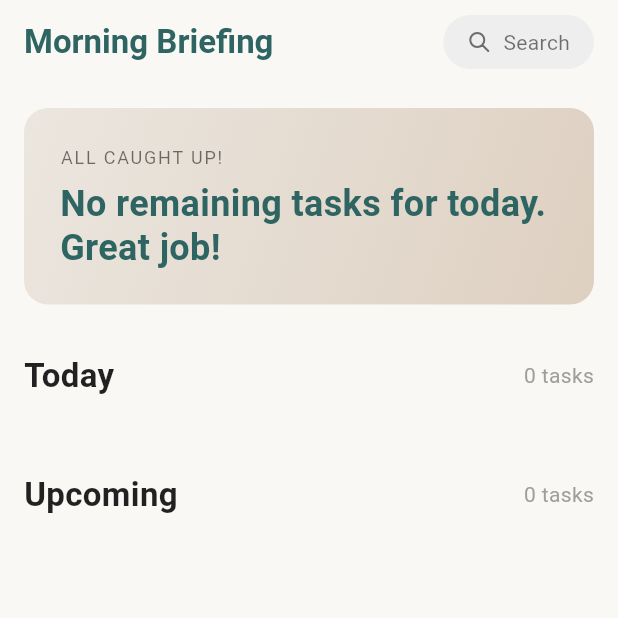
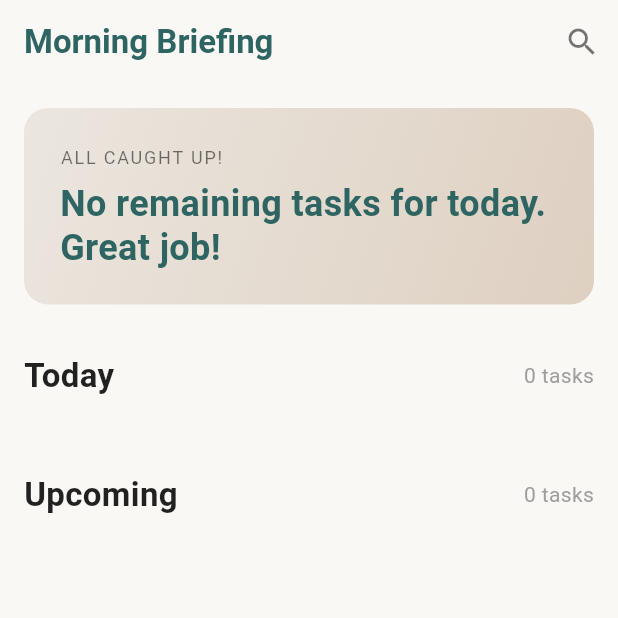
Before and after one commit to Itsharshitgoat/taskMaster, a Flutter app: the screen it shows after launch, on a phone screen of 412 x 824 dp, the top half of it. Run offline on Flutter 3.47's test engine with Material 3 defaults, Android fonts, the phone set to English and light mode, and no system bars; drawn by our look-alikes of flutter_animate; our stand-ins replace flutter_svg, image_picker, screenshot, share_plus, shared_preferences, sqflite; accounts and stored records are empty.

Commit message:
Implement UI refinements, fluid animations, inline search, and a detailed README
1. Set application strictly to Edge-to-Edge display with transparent system navigation bars.
2. Refactored `HomeScreen` search functionality from a bottom sheet to an inline, animated search bar with live results.
3. Added `flutter_animate` dependency and integrated fluid animations across list items and search interactions.
4. Corrected logic to delete user categories on long press.
5. Adjusted `ProfileScreen` layout to ensure equal-width stat boxes and sufficient bottom padding for scrolling.
6. Rewrote `README.md` to be an extensive guide on the app's architecture and customization paths.

Co-authored-by: Itsharshitgoat <200472906+Itsharshitgoat@users.noreply.github.com>

```diff
--- a/lib/screens/home_screen.dart
+++ b/lib/screens/home_screen.dart
@@ -8,6 +8,7 @@ import '../widgets/search_bottom_sheet.dart';
 import 'add_task_screen.dart';
 import 'profile_screen.dart';
 import 'package:flutter_svg/flutter_svg.dart';
+import 'package:flutter_animate/flutter_animate.dart';
 
 class HomeScreen extends StatefulWidget {
   const HomeScreen({Key? key}) : super(key: key);
@@ -17,10 +18,19 @@ class HomeScreen extends StatefulWidget {
 }
 
 class _HomeScreenState extends State<HomeScreen> {
+  bool _isSearching = false;
+  final TextEditingController _searchController = TextEditingController();
+
   @override
   void initState() {
     super.initState();
     Future.microtask(() => context.read<TaskProvider>().loadTasks());
+  }
+
+  @override
+  void dispose() {
+    _searchController.dispose();
+    super.dispose();
   }
 
   @override
@@ -32,44 +42,78 @@ class _HomeScreenState extends State<HomeScreen> {
       backgroundColor: Theme.of(context).scaffoldBackgroundColor,
       appBar: AppBar(
         elevation: 0,
-        title: Text(
+        title: _isSearching
+            ? TextField(
+                controller: _searchController,
+                autofocus: true,
+                style: TextStyle(color: textColor),
+                decoration: InputDecoration(
+                  hintText: 'Search tasks...',
+                  hintStyle: TextStyle(color: isDark ? Colors.white54 : Colors.black54),
+                  border: InputBorder.none,
+                ),
+                onChanged: (val) {
+                  context.read<TaskProvider>().searchTasks(val);
+                },
+              ).animate().fadeIn(duration: const Duration(milliseconds: 300))
+            : Text(
                 'Morning Briefing',
                 style: TextStyle(
                   color: isDark ? const Color(0xFF4FA8A4) : const Color(0xFF2E6562),
                   fontSize: 22,
                   fontWeight: FontWeight.bold,
                 ),
+              ).animate().fadeIn(duration: const Duration(milliseconds: 300)),
+        actions: [
+          IconButton(
+            icon: Icon(
+              _isSearching ? Icons.close : Icons.search,
+              color: isDark ? Colors.white70 : Colors.black54,
             ),
-        actions: [
-          GestureDetector(
-            onTap: () {
-              showModalBottomSheet(
-                context: context,
-                isScrollControlled: true,
-                backgroundColor: Colors.transparent,
-                builder: (context) => const SearchBottomSheet(),
-              );
+            onPressed: () {
+              setState(() {
+                if (_isSearching) {
+                  _isSearching = false;
+                  _searchController.clear();
+                  context.read<TaskProvider>().searchTasks('');
+                } else {
+                  _isSearching = true;
+                }
+              });
             },
-            child: Container(
-              margin: const EdgeInsets.only(right: 16),
-              padding: const EdgeInsets.symmetric(horizontal: 16, vertical: 8),
-              decoration: BoxDecoration(
-                color: isDark ? const Color(0xFF1E293B) : Colors.grey.shade200,
-                borderRadius: BorderRadius.circular(20),
-              ),
-              child: Row(
-                children: [
-                  SvgPicture.asset('assets/icons/search.svg', width: 16, height: 16, colorFilter: ColorFilter.mode(isDark ? Colors.white70 : Colors.black54, BlendMode.srcIn)),
-                  const SizedBox(width: 8),
-                  Text('Search', style: TextStyle(color: isDark ? Colors.white70 : Colors.black54)),
-                ],
-              ),
-            ),
           )
         ],
       ),
       body: Consumer<TaskProvider>(
         builder: (context, taskProvider, child) {
+          if (_isSearching && _searchController.text.isNotEmpty) {
+            final searchResults = taskProvider.searchResults;
+            if (searchResults.isEmpty) {
+              return Center(
+                child: Column(
+                  mainAxisAlignment: MainAxisAlignment.center,
+                  children: [
+                    Icon(Icons.search_off, size: 64, color: isDark ? Colors.white38 : Colors.black26),
+                    const SizedBox(height: 16),
+                    Text('No tasks found for "${_searchController.text}"', style: TextStyle(color: isDark ? Colors.white54 : Colors.black54)),
+                  ],
+                ),
+              ).animate().fadeIn(duration: const Duration(milliseconds: 300));
+            }
+            return ListView.builder(
+              padding: const EdgeInsets.all(16),
+              itemCount: searchResults.length,
+              itemBuilder: (context, index) {
+                final task = searchResults[index];
+                return TaskItem(
+                  task: task,
+                  onToggle: () => taskProvider.toggleTaskCompletion(task.id),
+                  onDelete: () => taskProvider.deleteTask(task.id),
+                ).animate().fade(duration: const Duration(milliseconds: 200), delay: Duration(milliseconds: index * 50)).slideY(begin: 0.1, end: 0);
+              },
+            );
+          }
+
           final todayTasks = taskProvider.todayTasks;
           final upcomingTasks = taskProvider.upcomingTasks;
           final completedTasks = taskProvider.completedTasks;
--- a/lib/screens/main_layout.dart
+++ b/lib/screens/main_layout.dart
@@ -1,4 +1,5 @@
 import 'package:flutter/material.dart';
+import 'package:flutter/services.dart';
 import 'home_screen.dart';
 import 'profile_screen.dart';
 import 'add_task_screen.dart';
@@ -23,13 +24,22 @@ class _MainLayoutState extends State<MainLayout> {
     final isDark = Theme.of(context).brightness == Brightness.dark;
 
     return Scaffold(
-      body: IndexedStack(
-        index: _currentIndex,
-        children: _pages,
+      body: AnnotatedRegion<SystemUiOverlayStyle>(
+        value: SystemUiOverlayStyle(
+          statusBarIconBrightness: isDark ? Brightness.light : Brightness.dark,
+          statusBarBrightness: isDark ? Brightness.dark : Brightness.light,
+          systemNavigationBarColor: Colors.transparent,
+          systemNavigationBarIconBrightness: isDark ? Brightness.light : Brightness.dark,
+        ),
+        child: IndexedStack(
+          index: _currentIndex,
+          children: _pages,
+        ),
       ),
+      extendBody: true,
       floatingActionButtonLocation: FloatingActionButtonLocation.centerDocked,
       floatingActionButton: Container(
-        margin: const EdgeInsets.only(bottom: 20),
+        margin: EdgeInsets.only(bottom: 20 + MediaQuery.of(context).padding.bottom),
         padding: const EdgeInsets.symmetric(horizontal: 16, vertical: 8),
         decoration: BoxDecoration(
           color: isDark ? const Color(0xFF2A2A2A) : Colors.white,
--- a/pubspec.yaml
+++ b/pubspec.yaml
@@ -45,6 +45,7 @@ dependencies:
   image_picker: ^1.2.1
   screenshot: ^3.0.0
   share_plus: ^12.0.1
+  flutter_animate: ^4.5.2
 
 dev_dependencies:
   flutter_test:
```
Also changed, not shown: lib/main.dart (+10 -0 lines), lib/providers/task_provider.dart (+16 -0 lines), lib/providers/user_provider.dart (+8 -0 lines), lib/screens/add_task_screen.dart (+27 -1 lines), lib/screens/profile_screen.dart (+4 -4 lines), lib/widgets/task_item.dart (+22 -3 lines), pubspec.lock, 2 other files. Lines whose indentation alone changed are shown as unchanged.
